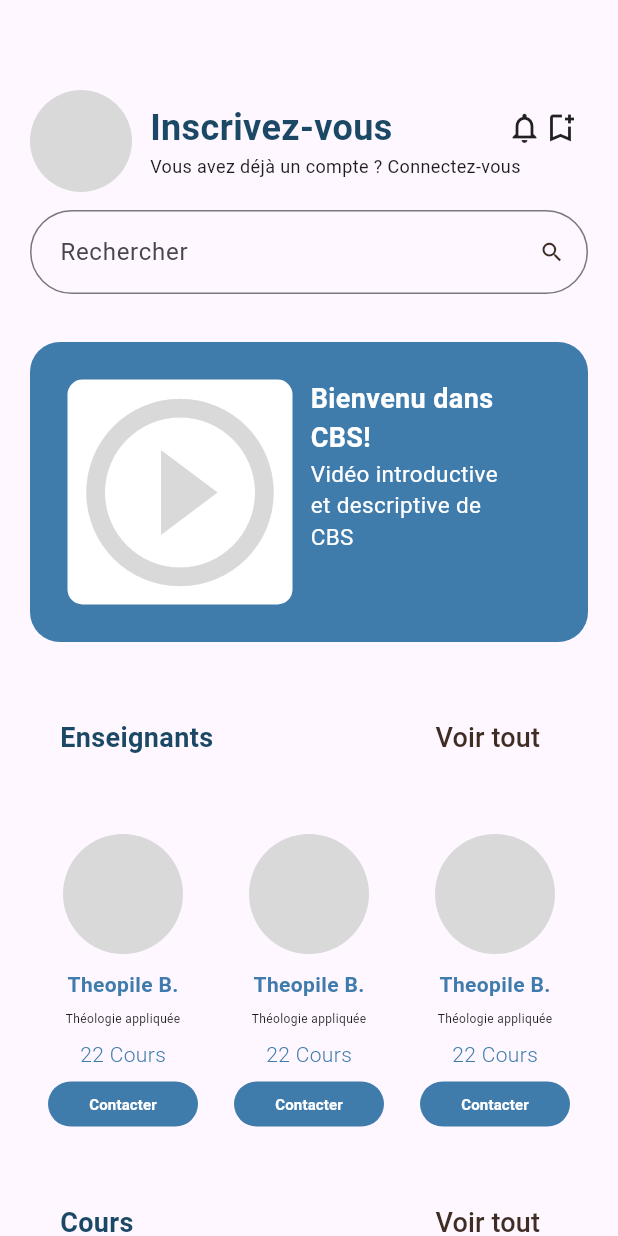
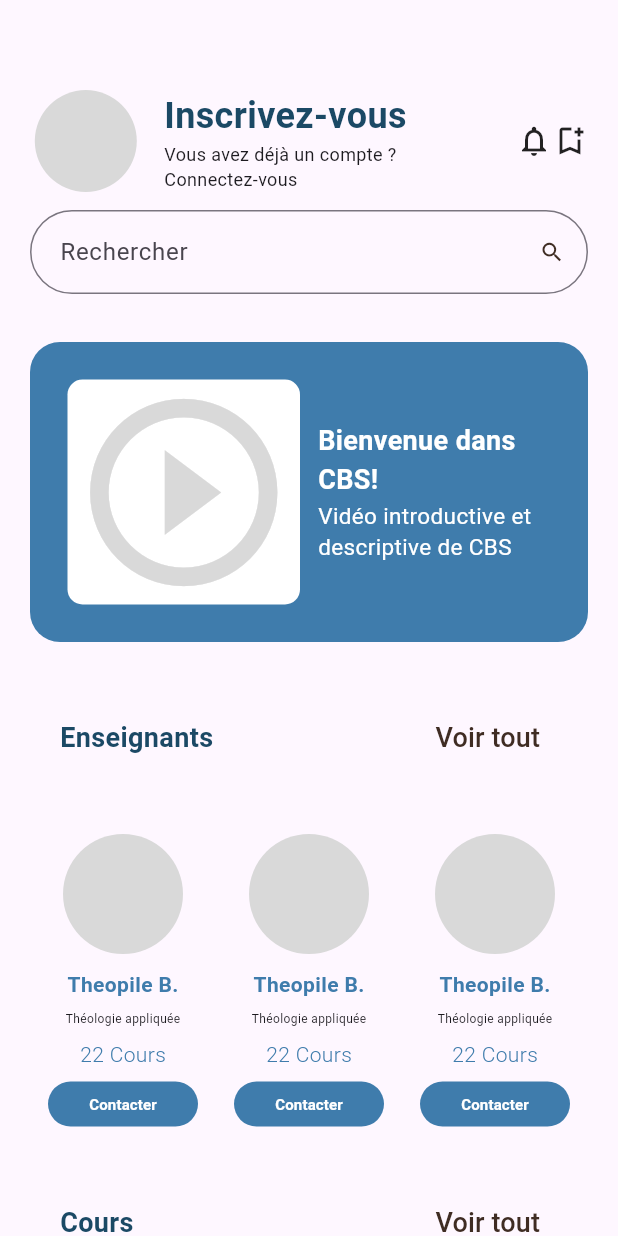
Before and after one commit to Tchana/cbs_app, a Flutter app: the DashboardPage screen opened directly, on a phone screen of 412 x 824 dp. Run offline on Flutter 3.47's test engine with Material 3 defaults, Android fonts, the phone set to English and light mode, and no system bars; our stand-ins replace freezed_annotation.

Commit message:
fix responsiveness on dashboard and course pages

```diff
--- a/lib/features/courses/courses_page.dart
+++ b/lib/features/courses/courses_page.dart
@@ -71,14 +71,13 @@
                 ),
                 gapH10,
                 SizedBox(
-                  width: double.maxFinite,
-                  height: 606,
+                  height: MediaQuery.of(context).size.height / 1.5,
                   child: TabBarView(
                     controller: _tabController,
                     children: [
                       ListView.builder(
                           padding: const EdgeInsets.only(top: 20.0),
-                          shrinkWrap: true,
+                          shrinkWrap: false,
                           itemCount: 5,
                           itemBuilder: (BuildContext context, int index) {
                             return CourseCard(
--- a/lib/features/courses/lesson_page.dart
+++ b/lib/features/courses/lesson_page.dart
@@ -12,8 +12,7 @@
     return SingleChildScrollView(
       child: Column(
         children: [
-          Container(
-            child: Column(
+          Column(
             crossAxisAlignment: CrossAxisAlignment.start,
             children: [
               Text(
@@ -23,8 +22,7 @@
               gapH10,
               Text(
                 "'With fair-tressed Demeter, the sacred goddess, my song begins, With herself and her slim-ankled daughter, whom Aidoneus once Abducted...' Most people are familiar, at least by repute, with the two great epics of Homer, the Iliad and the Odyssey, but few are aware that other poems survive that were attributed to Homer in ancient times. The Homeric Hymns are now known to be the work of various poets working in the same tradition, probably during the seventh and sixth centuries BC. They honour the Greek gods, and recount some of the most attractive of the Greek myths. Four of them (Hymns 2-5) stand out by reason of their length and quality. The Hymn to Demeter tells what happened when Hades, lord of the dead, abducted Persephone, Demeter's daughter.",
-                  style:
-                      verySmallStyle12.copyWith(color: CbsColors.primaryDark),
+                style: verySmallStyle12.copyWith(color: CbsColors.primaryDark),
                 maxLines: 10,
                 overflow: TextOverflow.ellipsis,
               ),
@@ -75,16 +73,14 @@
                   Text(
                     "Leçons",
                     style: mediumStyle24Bold.copyWith(
-                          color: CbsColors.darkBlue,
-                          fontWeight: FontWeight.bold),
+                        color: CbsColors.darkBlue, fontWeight: FontWeight.bold),
                   ),
                   CbsButton(
                     onPressed: () {},
                     bgColor: CbsColors.primaryBrown,
                     child: Text(
                       "Commencer",
-                        style:
-                            verySmallStyle12.copyWith(color: CbsColors.white),
+                      style: verySmallStyle12.copyWith(color: CbsColors.white),
                     ),
                   ),
                 ],
@@ -98,7 +94,6 @@
                     return lessonCard();
                   })
             ],
-            ),
           ),
         ],
       ),
--- a/lib/features/dashboard/dashboard_page.dart
+++ b/lib/features/dashboard/dashboard_page.dart
@@ -19,33 +19,42 @@
           child: Column(
             children: [
               Row(
-                crossAxisAlignment: CrossAxisAlignment.center,
                 children: [
-                  const CircleAvatar(
+                  Expanded(
+                    flex: 1,
+                    child: const CircleAvatar(
                       radius: 34,
                       backgroundColor: CbsColors.primaryGrey,
                     ),
-                  gapW12,
-                  Column(
+                  ),
+                  Expanded(
+                    flex: 3,
+                    child: Padding(
+                      padding: const EdgeInsets.symmetric(horizontal: 15.0),
+                      child: Column(
                         crossAxisAlignment: CrossAxisAlignment.start,
-                    children: [
-                      Row(
-                        mainAxisAlignment: MainAxisAlignment.end,
                         children: [
                           Text(
                             "Inscrivez-vous",
                             style: mediumStyle24Medium.copyWith(
                                 color: CbsColors.darkBlue),
                           ),
-                          Row(
+                          const Text(
+                            "Vous avez déjà un compte ? Connectez-vous",
+                            style: verySmallStyle12,
+                          ),
+                        ],
+                      ),
+                    ),
+                  ),
+                  Expanded(
+                    flex: 1,
+                    child: Row(
                       mainAxisAlignment: MainAxisAlignment.end,
                       children: [
-                              gapW64,
-                              gapW12,
                         GestureDetector(
                           onTap: () {},
-                                child: const Icon(
-                                    Icons.notifications_none_outlined),
+                          child: const Icon(Icons.notifications_none_outlined),
                         ),
                         GestureDetector(
                           onTap: () {},
@@ -53,13 +62,6 @@
                         ),
                       ],
                     ),
-                        ],
-                      ),
-                      const Text(
-                        "Vous avez déjà un compte ? Connectez-vous",
-                        style: verySmallStyle12,
-                      ),
-                    ],
                   ),
                 ],
               ),
@@ -89,8 +91,10 @@
                 child: Padding(
                   padding: const EdgeInsets.all(25.0),
                   child: Row(
+                    crossAxisAlignment: CrossAxisAlignment.center,
                     children: [
-                      Container(
+                      Expanded(
+                        child: Container(
                           decoration: BoxDecoration(
                             color: CbsColors.white,
                             borderRadius: BorderRadius.circular(10),
@@ -101,13 +105,14 @@
                             color: CbsColors.primaryGrey,
                           ),
                         ),
+                      ),
                       gapW12,
-                      SizedBox(
-                        width: 140,
+                      Expanded(
                         child: Column(
+                          mainAxisAlignment: MainAxisAlignment.center,
                           children: [
                             Text(
-                              "Bienvenu dans CBS!",
+                              "Bienvenue dans CBS!",
                               style: smallStyle18.copyWith(
                                   fontWeight: FontWeight.bold,
                                   color: CbsColors.white),
--- a/lib/features/library/Library_page.dart
+++ b/lib/features/library/Library_page.dart
@@ -91,15 +91,15 @@
                           color: CbsColors.primaryDark,
                           thickness: 3,
                         ),
-                        gapH8,
+                        gapH16,
                         Container(
                           decoration: BoxDecoration(
                             color: Color(0xFFEFF4F8),
                             boxShadow: [
                               BoxShadow(
                                 color: Colors.black.withOpacity(0.5),
-                                spreadRadius: 5,
-                                blurRadius: 7,
+                                spreadRadius: 3,
+                                blurRadius: 5,
                                 offset:
                                     Offset(0, 3), // changes position of shadow
                               ),
```
Lines whose indentation alone changed are shown as unchanged.
